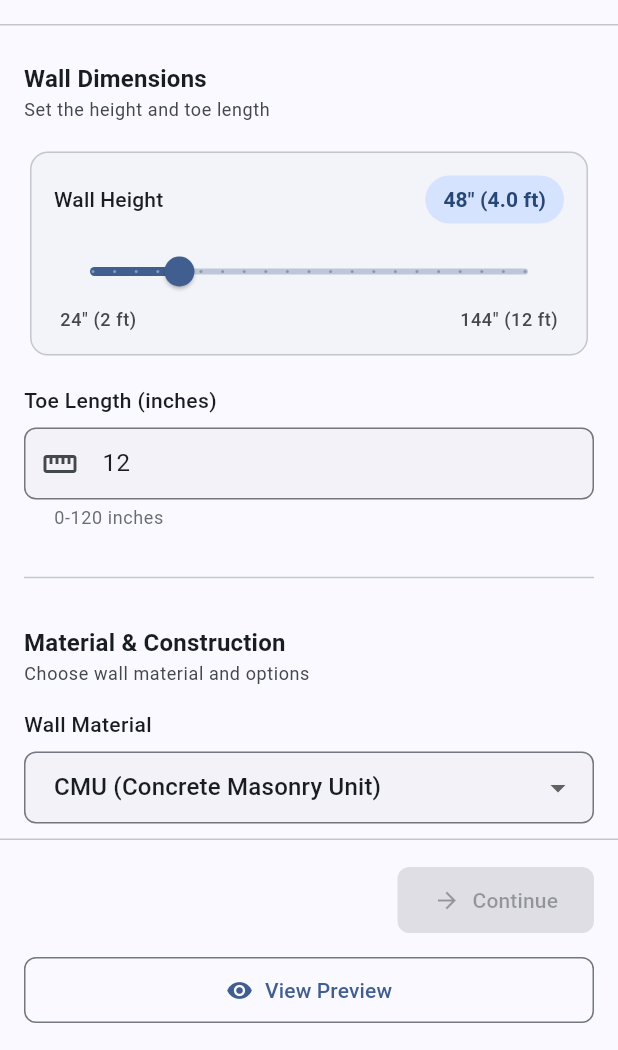
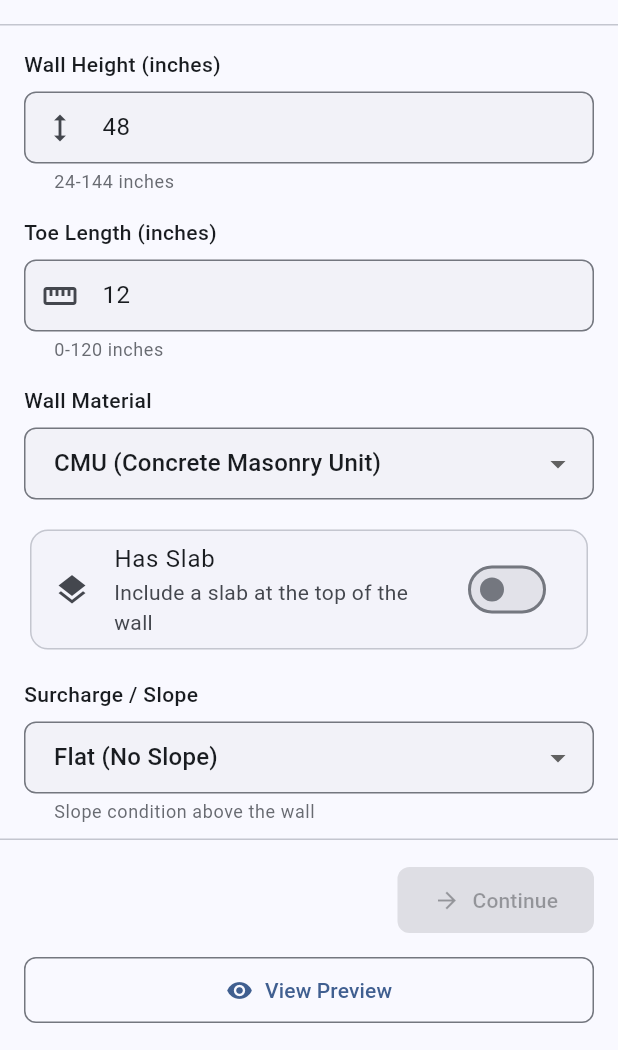
Before and after one commit to coredawg38/RetainingWallUI, a Flutter app: the WallInputPage screen opened by its route, on a phone screen of 412 x 824 dp, the part 186-1236 px from its top. Run offline on Flutter 3.47's test engine with Material 3 defaults, Android fonts, the phone set to English and light mode, and no system bars; our stand-ins replace flutter_riverpod, freezed_annotation, go_router, web; missing offline and left inert: dart:js_interop, flutter_stripe, json_schema; network calls fail.

Commit message:
Cleaning up ui

````diff
--- a/lib/core/services/stripe_service.dart
+++ b/lib/core/services/stripe_service.dart
@@ -439,7 +439,7 @@ class StripeService {
         paymentSheetParameters: SetupPaymentSheetParameters(
           paymentIntentClientSecret: paymentIntent.clientSecret,
           merchantDisplayName: StripeConstants.merchantDisplayName,
-          style: ThemeMode.system,
+          style: ThemeMode.light,
           appearance: const PaymentSheetAppearance(
             colors: PaymentSheetAppearanceColors(
               primary: Color(0xFF1976D2),
--- a/lib/features/wall_input/presentation/widgets/wall_form.dart
+++ b/lib/features/wall_input/presentation/widgets/wall_form.dart
@@ -1,7 +1,7 @@
 /// Wall Parameters Form
 ///
 /// Form widget for entering retaining wall design parameters.
-/// Includes height slider, material dropdown, and other configuration options.
+/// Includes height, material, and other configuration options.
 ///
 /// Usage:
 /// ```dart
@@ -70,12 +70,7 @@ class WallForm extends StatelessWidget {
     return Column(
       crossAxisAlignment: CrossAxisAlignment.stretch,
       children: [
-        const SectionHeader(
-          title: 'Wall Dimensions',
-          subtitle: 'Set the height and toe length',
-        ),
-        const SizedBox(height: 8),
-        _HeightSlider(
+        _HeightInput(
           value: input.height,
           onChanged: enabled ? onHeightChanged : null,
         ),
@@ -84,14 +79,7 @@ class WallForm extends StatelessWidget {
           value: input.toe,
           onChanged: enabled ? onToeChanged : null,
         ),
-        const SizedBox(height: 24),
-        const Divider(),
         const SizedBox(height: 16),
-        const SectionHeader(
-          title: 'Material & Construction',
-          subtitle: 'Choose wall material and options',
-        ),
-        const SizedBox(height: 8),
         _MaterialDropdown(
           value: input.material,
           onChanged: enabled ? onMaterialChanged : null,
@@ -101,14 +89,7 @@ class WallForm extends StatelessWidget {
           value: input.hasSlab,
           onChanged: enabled ? onHasSlabChanged : null,
         ),
-        const SizedBox(height: 24),
-        const Divider(),
         const SizedBox(height: 16),
-        const SectionHeader(
-          title: 'Site Conditions',
-          subtitle: 'Specify terrain and soil characteristics',
-        ),
-        const SizedBox(height: 8),
         _SurchargeDropdown(
           value: input.surcharge,
           onChanged: enabled ? onSurchargeChanged : null,
@@ -123,14 +104,7 @@ class WallForm extends StatelessWidget {
           value: input.topping,
           onChanged: enabled ? onToppingChanged : null,
         ),
-        const SizedBox(height: 24),
-        const Divider(),
         const SizedBox(height: 16),
-        const SectionHeader(
-          title: 'Design Optimization',
-          subtitle: 'Choose what to optimize for',
-        ),
-        const SizedBox(height: 8),
         _OptimizationDropdown(
           value: input.optimizationParameter,
           onChanged: enabled ? onOptimizationChanged : null,
@@ -140,87 +114,64 @@ class WallForm extends StatelessWidget {
   }
 }
 
-/// Height slider with value display.
-class _HeightSlider extends StatelessWidget {
+/// Wall height input field.
+class _HeightInput extends StatefulWidget {
   final double value;
   final ValueChanged<double>? onChanged;
 
-  const _HeightSlider({
+  const _HeightInput({
     required this.value,
     this.onChanged,
   });
 
   @override
+  State<_HeightInput> createState() => _HeightInputState();
+}
+
+class _HeightInputState extends State<_HeightInput> {
+  late TextEditingController _controller;
+
+  @override
+  void initState() {
+    super.initState();
+    _controller = TextEditingController(text: widget.value.toStringAsFixed(0));
+  }
+
+  @override
+  void didUpdateWidget(_HeightInput oldWidget) {
+    super.didUpdateWidget(oldWidget);
+    if (oldWidget.value != widget.value) {
+      final newText = widget.value.toStringAsFixed(0);
+      if (_controller.text != newText) {
+        _controller.text = newText;
+      }
+    }
+  }
+
+  @override
+  void dispose() {
+    _controller.dispose();
+    super.dispose();
+  }
+
+  @override
   Widget build(BuildContext context) {
-    final colorScheme = Theme.of(context).colorScheme;
-    final heightFeet = value / 12;
-
-    return Card(
-      child: Padding(
-        padding: const EdgeInsets.all(16),
-        child: Column(
-          crossAxisAlignment: CrossAxisAlignment.start,
-          children: [
-            Row(
-              mainAxisAlignment: MainAxisAlignment.spaceBetween,
-              children: [
-                Text(
-                  'Wall Height',
-                  style: Theme.of(context).textTheme.titleSmall,
-                ),
-                Container(
-                  padding: const EdgeInsets.symmetric(
-                    horizontal: 12,
-                    vertical: 6,
-                  ),
-                  decoration: BoxDecoration(
-                    color: colorScheme.primaryContainer,
-                    borderRadius: BorderRadius.circular(20),
-                  ),
-                  child: Text(
-                    '${value.toStringAsFixed(0)}" (${heightFeet.toStringAsFixed(1)} ft)',
-                    style: Theme.of(context).textTheme.labelLarge?.copyWith(
-                          color: colorScheme.onPrimaryContainer,
-                          fontWeight: FontWeight.bold,
-                        ),
-                  ),
-                ),
-              ],
-            ),
-            const SizedBox(height: 8),
-            Slider(
-              value: value,
-              min: WallConstraints.minHeight,
-              max: WallConstraints.maxHeight,
-              divisions: ((WallConstraints.maxHeight - WallConstraints.minHeight) ~/ 6),
-              label: '${value.toStringAsFixed(0)}"',
-              onChanged: onChanged,
-            ),
-            Padding(
-              padding: const EdgeInsets.symmetric(horizontal: 4),
-              child: Row(
-                mainAxisAlignment: MainAxisAlignment.spaceBetween,
-                children: [
-                  Text(
-                    '${WallConstraints.minHeight.toInt()}" (2 ft)',
-                    style: Theme.of(context).textTheme.bodySmall?.copyWith(
-                          color: colorScheme.onSurfaceVariant,
-                          fontWeight: FontWeight.w500,
-                        ),
-                  ),
-                  Text(
-                    '${WallConstraints.maxHeight.toInt()}" (12 ft)',
-                    style: Theme.of(context).textTheme.bodySmall?.copyWith(
-                          color: colorScheme.onSurfaceVariant,
-                          fontWeight: FontWeight.w500,
-                        ),
-                  ),
-                ],
-              ),
-            ),
-          ],
-        ),
-      ),
+    return LabeledTextField(
+      label: 'Wall Height (inches)',
+      controller: _controller,
+      keyboardType: TextInputType.number,
+      helperText:
+          '${WallConstraints.minHeight.toInt()}-${WallConstraints.maxHeight.toInt()} inches',
+      prefixIcon: Icons.height,
+      onChanged: (value) {
+        final doubleValue = double.tryParse(value);
+        if (doubleValue != null && widget.onChanged != null) {
+          widget.onChanged!(doubleValue);
+        }
+      },
+      inputFormatters: [
+        FilteringTextInputFormatter.digitsOnly,
+      ],
     );
   }
 }
--- a/lib/main.dart
+++ b/lib/main.dart
@@ -36,8 +36,7 @@ class RetainingWallApp extends StatelessWidget {
       title: 'Retaining Wall Designer',
       debugShowCheckedModeBanner: false,
       theme: AppTheme.lightTheme,
-      darkTheme: AppTheme.darkTheme,
-      themeMode: ThemeMode.system,
+      themeMode: ThemeMode.light,
       routerConfig: appRouter,
     );
   }
````
Also changed, not shown: 1 other file.
